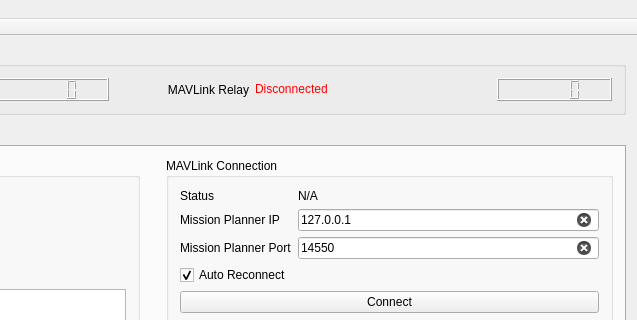
Before: the Qt Designer form gcomcontroller.ui in Rainerino/GCOM, drawn with Qt 5; both pictures show x 273 to 910 and y 0 to 320 of the 910 by 580 pixel window.
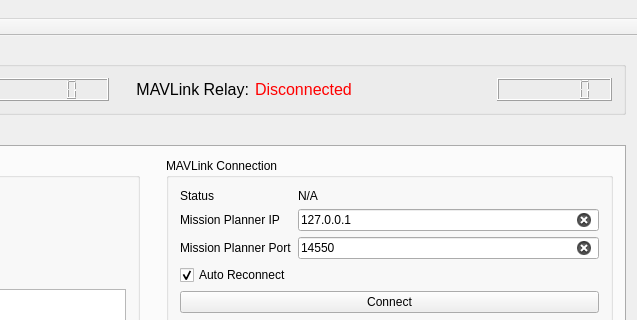
After: the same form once the commit is applied.

```diff
--- a/gcomcontroller.ui
+++ b/gcomcontroller.ui
@@ -337,8 +337,13 @@
        </item>
        <item>
         <widget class="QLabel" name="mavlinkPlannerStatusLabel">
+         <property name="font">
+          <font>
+           <pointsize>12</pointsize>
+          </font>
+         </property>
          <property name="text">
-          <string>MAVLink Relay</string>
+          <string>MAVLink Relay:</string>
          </property>
          <property name="alignment">
           <set>Qt::AlignRight|Qt::AlignTrailing|Qt::AlignVCenter</set>
@@ -347,6 +352,11 @@
        </item>
        <item>
         <widget class="QLabel" name="mavlinkStatusField">
+         <property name="font">
+          <font>
+           <pointsize>12</pointsize>
+          </font>
+         </property>
          <property name="text">
           <string>&lt;html&gt;&lt;head/&gt;&lt;body&gt;&lt;p&gt;&lt;span style=&quot; color:#ff0000;&quot;&gt;Disconnected&lt;/span&gt;&lt;/p&gt;&lt;/body&gt;&lt;/html&gt;</string>
          </property>
@@ -360,7 +370,11 @@
         </widget>
        </item>
        <item>
-        <widget class="QLCDNumber" name="mavlinkConnectionTime"/>
+        <widget class="QLCDNumber" name="mavlinkConnectionTime">
+         <property name="digitCount">
+          <number>7</number>
+         </property>
+        </widget>
        </item>
       </layout>
      </widget>
```
Left out of the diff: 3 changed lines with no effect on the pictures.
